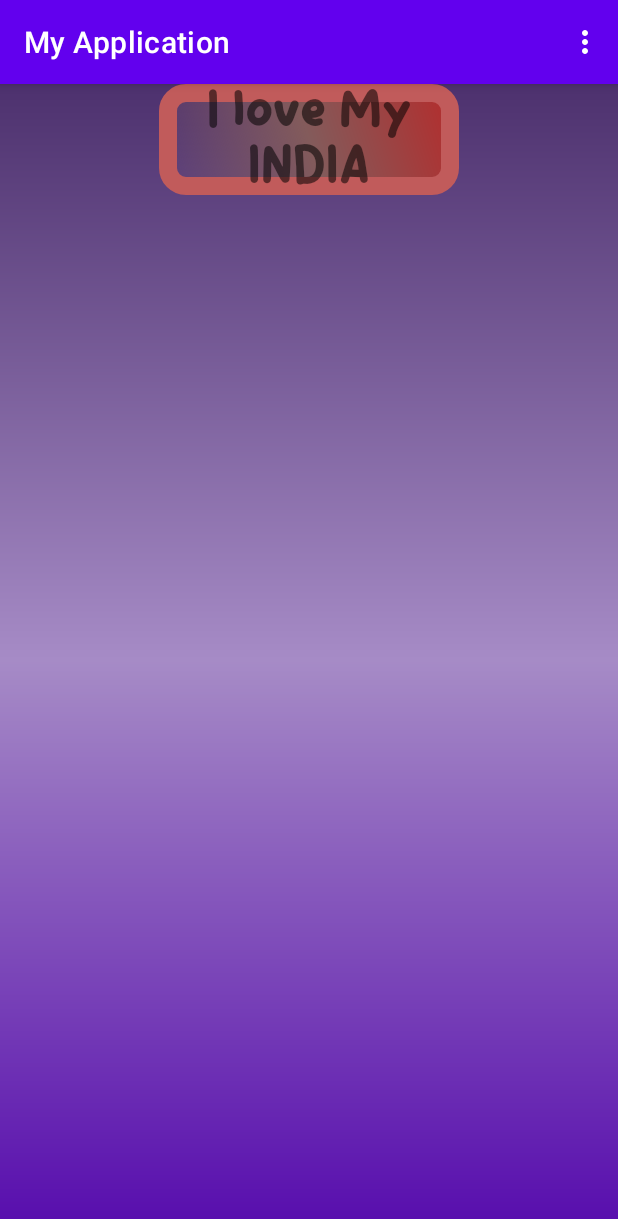
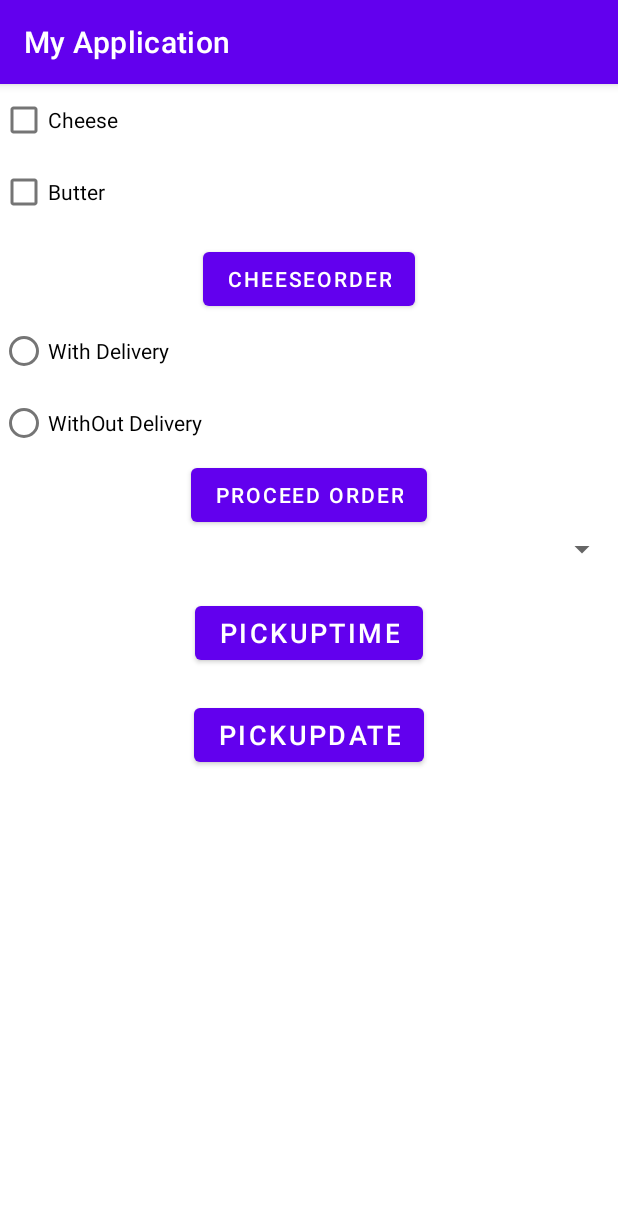
Before and after one commit to kamakshitarana/test, an Android app: the screen it shows after launch (MainActivity before the commit, Checkbox after it), on a phone screen of 412 x 824 dp. Shown: the top 1219 px of the screen. Run offline under Robolectric (Android 15) with nearby library versions, the phone set to English and light mode, and no system bars.

Commit message:
widgets is done

```diff
--- a/app/src/main/AndroidManifest.xml
+++ b/app/src/main/AndroidManifest.xml
@@ -1,6 +1,5 @@
 <?xml version="1.0" encoding="utf-8"?>
-<manifest
-    xmlns:android="http://schemas.android.com/apk/res/android"
+<manifest xmlns:android="http://schemas.android.com/apk/res/android"
     xmlns:tools="http://schemas.android.com/tools">
 
     <application
@@ -14,13 +13,17 @@
         android:theme="@style/Theme.MyApplication"
         tools:targetApi="31">
         <activity
-            android:name=".MainActivity"
+            android:name=".Checkbox"
             android:exported="true" >
             <intent-filter>
                 <action android:name="android.intent.action.MAIN" />
                 <category android:name="android.intent.category.LAUNCHER" />
             </intent-filter>
         </activity>
+        <activity
+            android:name=".MainActivity"
+            android:exported="true">
+        </activity>
     </application>
 
 </manifest>
--- /dev/null
+++ b/app/src/main/java/com/example/myapplication/Checkbox.java
@@ -0,0 +1,146 @@
+package com.example.myapplication;
+
+import androidx.appcompat.app.AppCompatActivity;
+import androidx.fragment.app.DialogFragment;
+
+import android.os.Bundle;
+import android.view.View;
+import android.widget.AdapterView;
+import android.widget.ArrayAdapter;
+import android.widget.Button;
+import android.widget.CheckBox;
+import android.widget.RadioButton;
+import android.widget.RadioGroup;
+import android.widget.Spinner;
+import android.widget.TimePicker;
+import android.widget.Toast;
+
+public class Checkbox extends AppCompatActivity {
+
+    CheckBox box1, box2;
+    Button button;
+    //  RadioButton radi1,radi2;
+    Button btnProcced;
+    RadioGroup radioGroup;
+    Spinner spinner;
+    TimePicker timePicker;
+    Button buttonb2, button3;
+
+    @Override
+    protected void onCreate(Bundle savedInstanceState) {
+        super.onCreate(savedInstanceState);
+        setContentView(R.layout.activity_checkbox);
+
+        box1 = findViewById(R.id.checkbox1);
+        box2 = findViewById(R.id.checkbox2);
+        button = findViewById(R.id.btnOrder);
+//        radi1 =findViewById(R.id.radio1);
+//        radi2 =findViewById(R.id.radio2);
+        btnProcced = findViewById(R.id.btnProceedOrder);
+        radioGroup = findViewById(R.id.radioGRP);
+        spinner = findViewById(R.id.spinner);
+//        timePicker =findViewById(R.id.time_picker);
+
+
+        //CHECKBOX
+        button.setOnClickListener(new View.OnClickListener() {
+            @Override
+            public void onClick(View v) {
+                if (box1.isChecked()) {
+                    Toast.makeText(Checkbox.this, "cheese is added", Toast.LENGTH_SHORT).show();
+                } else {
+
+                }
+                if (box2.isChecked()) {
+                    Toast.makeText(Checkbox.this, "Butter is added", Toast.LENGTH_SHORT).show();
+
+                } else {
+
+                }
+            }
+        });
+
+        //RADIOGROUP & RADIOBUTTON
+//        btnProcced.setOnClickListener(new View.OnClickListener() {
+//            @Override
+//            public void onClick(View v) {
+//                Toast.makeText(Checkbox.this,"Without delivery",Toast.LENGTH_SHORT).show();
+//
+//            }
+//        });
+        radioGroup.setOnCheckedChangeListener(new RadioGroup.OnCheckedChangeListener() {
+            @Override
+            public void onCheckedChanged(RadioGroup group, int checked) {
+                RadioButton radioButton = findViewById(checked);
+                Toast.makeText(Checkbox.this, "selected" + radioButton.getText(), Toast.LENGTH_SHORT).show();
+            }
+        });
+
+
+        //sppiner
+
+//        String[] courses = {"c", "c++", "java", "android"};
+//        ArrayAdapter adapter = new ArrayAdapter(this, android.R.layout.simple_spinner_item, courses);
+//        adapter.setDropDownViewResource(android.R.layout.simple_spinner_dropdown_item);
+//        spinner.setAdapter(adapter);
+//
+//        spinner.setOnItemClickListener(new AdapterView.OnItemSelectedListener(){
+//            @Override
+//            public void onItemSelected(AdapterView<?> parent, View view, int position, long id) {
+//                String[] i = courses;
+//                Toast.makeText(Checkbox.this,"you selected: "+courses[i],
+//                        Toast.LENGTH_SHORT).show();
+//            }
+//
+//            @Override
+//            public void onNothingSelected(AdapterView<?> parent) {
+//
+//            }
+//        });
+
+
+
+
+        //TimePicker
+//        timePicker.setIs24HourView(true) ;
+//        btnProcced.setOnClickListener(new View.OnClickListener() {
+//            @Override
+//            public void onClick(View v) {
+//                //getting selected time
+//                String currentTime ="Time: "+timePicker.getCurrentHour()+" : "+timePicker.getCurrentMinute();
+//                Toast.makeText(getApplicationContext(), ""+currentTime, Toast.LENGTH_SHORT).show();
+//
+//
+//            }
+//        });
+
+
+
+
+
+        //time picker fragment
+
+        buttonb2=findViewById(R.id.button2);
+        buttonb2.setOnClickListener(new View.OnClickListener() {
+            @Override
+            public void onClick(View v) {
+                //Display time picker
+                DialogFragment timePickerFrag  = new TimePickerFragment();
+                timePickerFrag.show(getSupportFragmentManager(),"pick time now: ");
+
+            }
+        });
+
+        button3 =findViewById(R.id.button3);
+        button3.setOnClickListener(new View.OnClickListener() {
+            @Override
+            public void onClick(View v) {
+                DialogFragment datePickerFrag  = new DatePickerFragment();
+                datePickerFrag.show(getSupportFragmentManager(),"pick date now: ");
+
+
+            }
+        });
+
+    }
+}
--- /dev/null
+++ b/app/src/main/java/com/example/myapplication/DatePickerFragment.java
@@ -0,0 +1,37 @@
+package com.example.myapplication;
+
+import android.app.DatePickerDialog;
+import android.app.Dialog;
+import android.os.Bundle;
+import android.view.View;
+import android.widget.DatePicker;
+import android.widget.Toast;
+
+import androidx.annotation.NonNull;
+import androidx.annotation.Nullable;
+import androidx.fragment.app.DialogFragment;
+
+import java.util.Calendar;
+
+public class DatePickerFragment extends DialogFragment implements DatePickerDialog.OnDateSetListener {
+
+
+    @NonNull
+    @Override
+    public Dialog onCreateDialog(@Nullable Bundle savedInstanceState) {
+        final Calendar c =Calendar.getInstance();
+        int year =c.get(Calendar.YEAR);
+        int month =c.get(Calendar.MONTH);
+        int day =c.get(Calendar.DAY_OF_MONTH);
+
+        return new DatePickerDialog(requireContext(),this,year,month,day);
+
+    }
+
+    @Override
+    public void onDateSet(DatePicker view, int year, int month, int day) {
+        Toast.makeText(getActivity(),"Date picked successfully: "+year+ month + day, Toast.LENGTH_SHORT).show();
+
+
+    }
+}
--- a/app/src/main/java/com/example/myapplication/MainActivity.java
+++ b/app/src/main/java/com/example/myapplication/MainActivity.java
@@ -24,5 +24,4 @@ public class MainActivity extends AppCompatActivity {
         return  true;
     }
 
-    //
 }
--- /dev/null
+++ b/app/src/main/java/com/example/myapplication/TimePickerFragment.java
@@ -0,0 +1,37 @@
+package com.example.myapplication;
+
+import android.app.Dialog;
+import android.app.TimePickerDialog;
+import android.os.Bundle;
+import android.widget.TimePicker;
+import android.widget.Toast;
+
+import androidx.annotation.NonNull;
+import androidx.annotation.Nullable;
+import androidx.fragment.app.DialogFragment;
+
+import java.text.DateFormat;
+import java.util.Calendar;
+
+
+public class TimePickerFragment extends DialogFragment implements TimePickerDialog.OnTimeSetListener {
+
+    @NonNull
+    @Override
+    public Dialog onCreateDialog(@Nullable Bundle savedInstanceState) {
+        final Calendar c =Calendar.getInstance();
+        int hour =c.get(Calendar.HOUR_OF_DAY);
+        int minute =c.get(Calendar.MINUTE);
+        return new TimePickerDialog(getActivity(),this, hour,minute,true);
+
+
+//        return super.onCreateDialog(savedInstanceState);
+    }
+
+    @Override
+    public void onTimeSet(TimePicker view, int hourOfDay, int minute) {
+
+        Toast.makeText(getActivity(),"Time picked successfully", Toast.LENGTH_SHORT).show();
+
+    }
+}
--- /dev/null
+++ b/app/src/main/res/layout/activity_checkbox.xml
@@ -0,0 +1,97 @@
+<?xml version="1.0" encoding="utf-8"?>
+<LinearLayout
+    xmlns:android="http://schemas.android.com/apk/res/android"
+    xmlns:app="http://schemas.android.com/apk/res-auto"
+    xmlns:tools="http://schemas.android.com/tools"
+    android:layout_width="match_parent"
+    android:orientation="vertical"
+    android:layout_height="match_parent"
+    tools:context=".Checkbox">
+
+    <CheckBox
+        android:layout_width="match_parent"
+        android:id="@+id/checkbox1"
+        android:text="Cheese"
+        android:layout_height="wrap_content">
+    </CheckBox>
+
+    <CheckBox
+        android:layout_width="match_parent"
+        android:id="@+id/checkbox2"
+        android:text="Butter"
+        android:layout_height="wrap_content">
+    </CheckBox>
+
+
+    <Button
+        android:layout_width="wrap_content"
+        android:text="CheeseOrder"
+        android:id="@+id/btnOrder"
+        android:layout_marginTop="10dp"
+        android:layout_gravity="center"
+        android:layout_height="wrap_content">
+    </Button>
+
+    <RadioGroup
+        android:layout_width="match_parent"
+        android:id="@+id/radioGRP"
+        android:layout_height="wrap_content">
+        <RadioButton
+            android:layout_width="match_parent"
+            android:text="With Delivery"
+            android:id="@+id/radio1"
+            android:layout_height="wrap_content">
+
+        </RadioButton>
+        <RadioButton
+            android:layout_width="match_parent"
+            android:text="WithOut Delivery"
+            android:id="@+id/radio2"
+            android:layout_height="wrap_content">
+        </RadioButton>
+    </RadioGroup>
+
+    <Button
+        android:layout_width="wrap_content"
+        android:text="proceed order"
+        android:layout_gravity="center"
+        android:id="@+id/btnProceedOrder"
+        android:layout_height="wrap_content">
+    </Button>
+
+    <Spinner
+        android:layout_width="match_parent"
+        android:id="@+id/spinner"
+        android:layout_height="wrap_content">
+    </Spinner>
+
+<!--    <TimePicker-->
+<!--        android:layout_width="match_parent"-->
+<!--        android:id="@+id/time_picker"-->
+<!--        android:layout_height="wrap_content">-->
+<!--    </TimePicker>-->
+
+
+    <Button
+        android:layout_width="wrap_content"
+        android:id="@+id/button2"
+        android:text="PickUpTime"
+        android:textSize="18dp"
+        android:layout_gravity="center"
+        android:gravity="center"
+        android:layout_marginTop="20dp"
+        android:layout_height="wrap_content">
+    </Button>
+
+    <Button
+        android:layout_width="wrap_content"
+        android:id="@+id/button3"
+        android:text="PickUpDate"
+        android:textSize="18dp"
+        android:layout_gravity="center"
+        android:gravity="center"
+        android:layout_marginTop="20dp"
+        android:layout_height="wrap_content">
+    </Button>
+
+</LinearLayout>
--- a/app/src/main/res/layout/activity_main.xml
+++ b/app/src/main/res/layout/activity_main.xml
@@ -9,15 +9,15 @@
     android:background="@drawable/my_gradient_background"
     tools:context=".MainActivity">
 
-    <TextView
-        android:layout_width="200dp"
-        android:layout_height="wrap_content"
-        android:layout_gravity="center"
-        android:background="@drawable/shape_text"
-        android:fontFamily="@font/niceugar"
-        android:gravity="center"
-        android:text="I love My INDIA"
-        android:textSize="30dp"></TextView>
+<!--    <TextView-->
+<!--        android:layout_width="200dp"-->
+<!--        android:layout_height="wrap_content"-->
+<!--        android:layout_gravity="center"-->
+<!--        android:background="@drawable/shape_text"-->
+<!--        android:fontFamily="@font/niceugar"-->
+<!--        android:gravity="center"-->
+<!--        android:text="I love My INDIA"-->
+<!--        android:textSize="30dp"></TextView>-->
 
 
 </LinearLayout>
```
